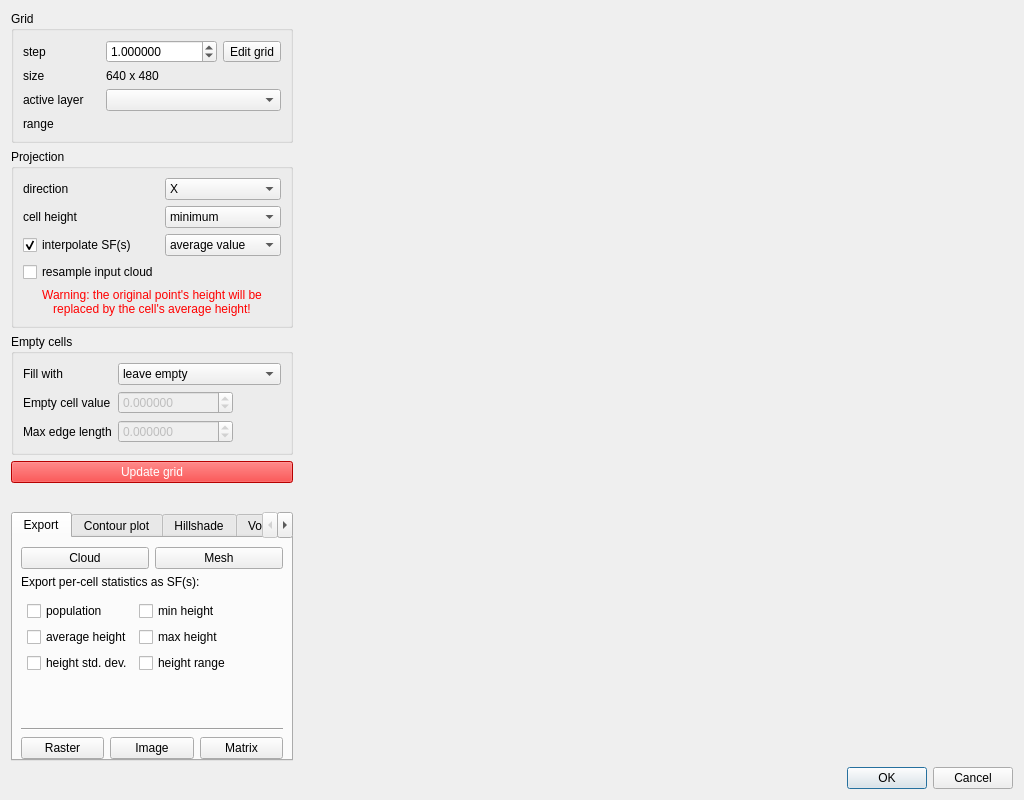
Above: qCC/ui_templates/rasterizeDlg.ui from CloudCompare/CloudCompare before the change. Below: the same form after it.
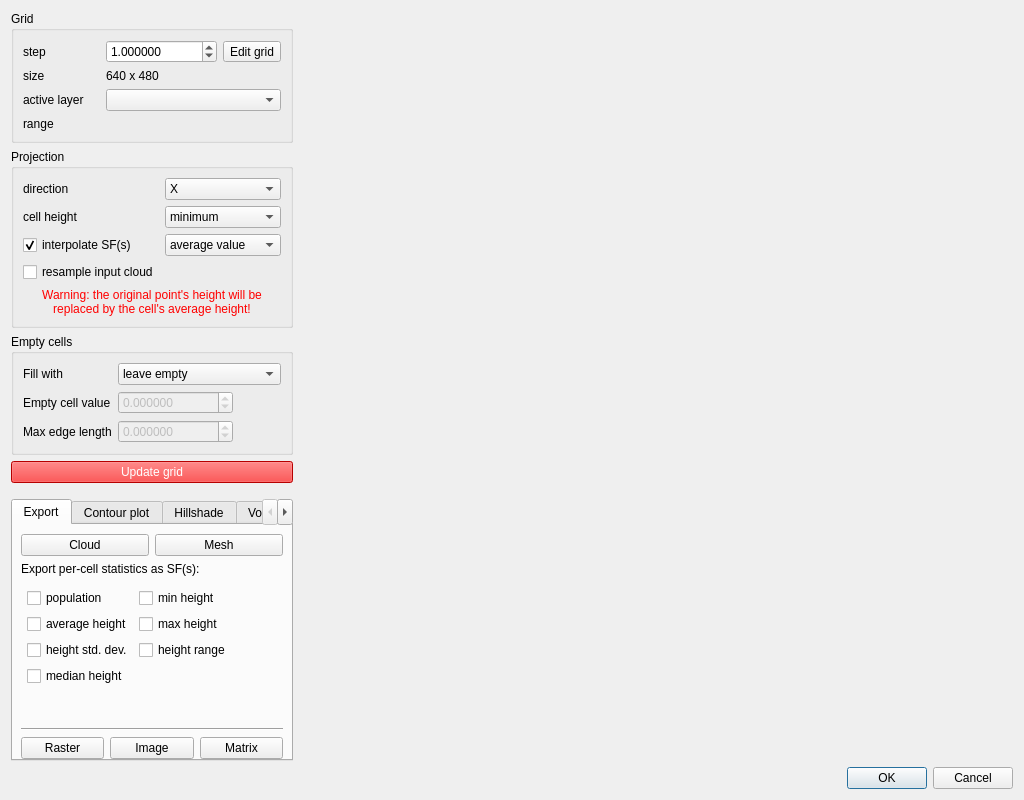
That is the form after the change.

Commit message: Rasterize median (#1648)

```diff
--- a/qCC/ui_templates/rasterizeDlg.ui
+++ b/qCC/ui_templates/rasterizeDlg.ui
@@ -588,6 +588,16 @@
                  </property>
                 </widget>
                </item>
+               <item row="3" column="0">
+                <widget class="QCheckBox" name="generateMedianHeightSFcheckBox">
+                 <property name="toolTip">
+                  <string>Adds a scalar field with the median height of the points inside the cell</string>
+                 </property>
+                 <property name="text">
+                  <string>median height</string>
+                 </property>
+                </widget>
+               </item>
               </layout>
              </widget>
             </item>
```
Left out of the diff: 11 changed lines with no effect on the pictures. The commit also changes 5 other files.
